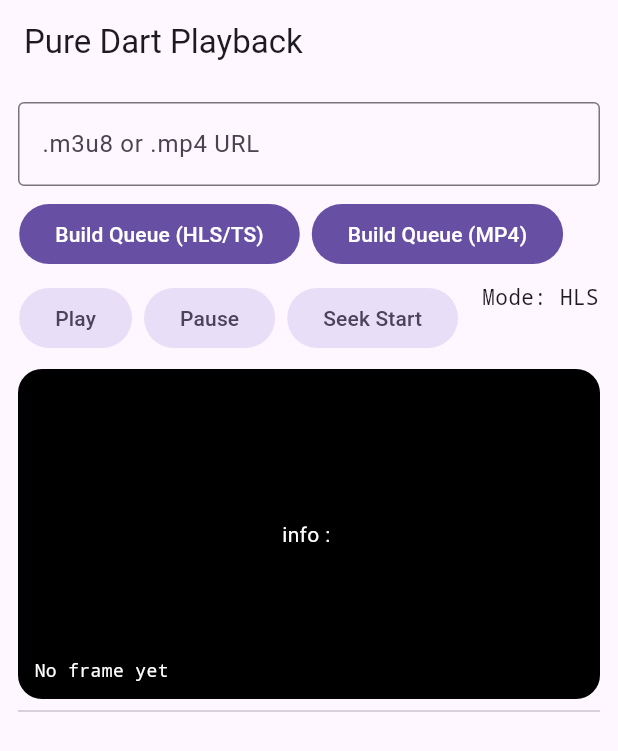
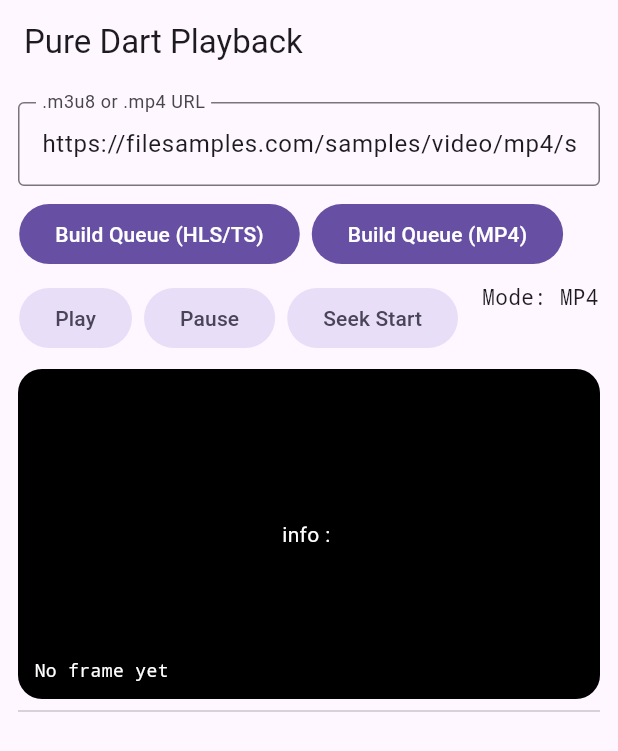
Before and after one commit to ko-htut/Dart-Native-Video-Player, a Flutter app: the screen it shows after launch, on a phone screen of 412 x 824 dp. Shown: the top 751 px of the screen. Run offline on Flutter 3.47's test engine with Material 3 defaults, Android fonts, the phone set to English and light mode, and no system bars.

Commit message:
chore(player): set MP4 sample URL as default for testing

```diff
--- a/lib/player_page.dart
+++ b/lib/player_page.dart
@@ -35,7 +35,7 @@ class PureDartPlaybackScreen extends StatefulWidget {
 
 class _PureDartPlaybackScreenState extends State<PureDartPlaybackScreen> {
   final urlCtrl = TextEditingController(
-    // text: 'https://filesamples.com/samples/video/mp4/sample_640x360.mp4',
+    text: 'https://filesamples.com/samples/video/mp4/sample_640x360.mp4',
     // HLS example:
     // text: 'https://test-streams.mux.dev/x36xhzz/x36xhzz.m3u8',
 
```
